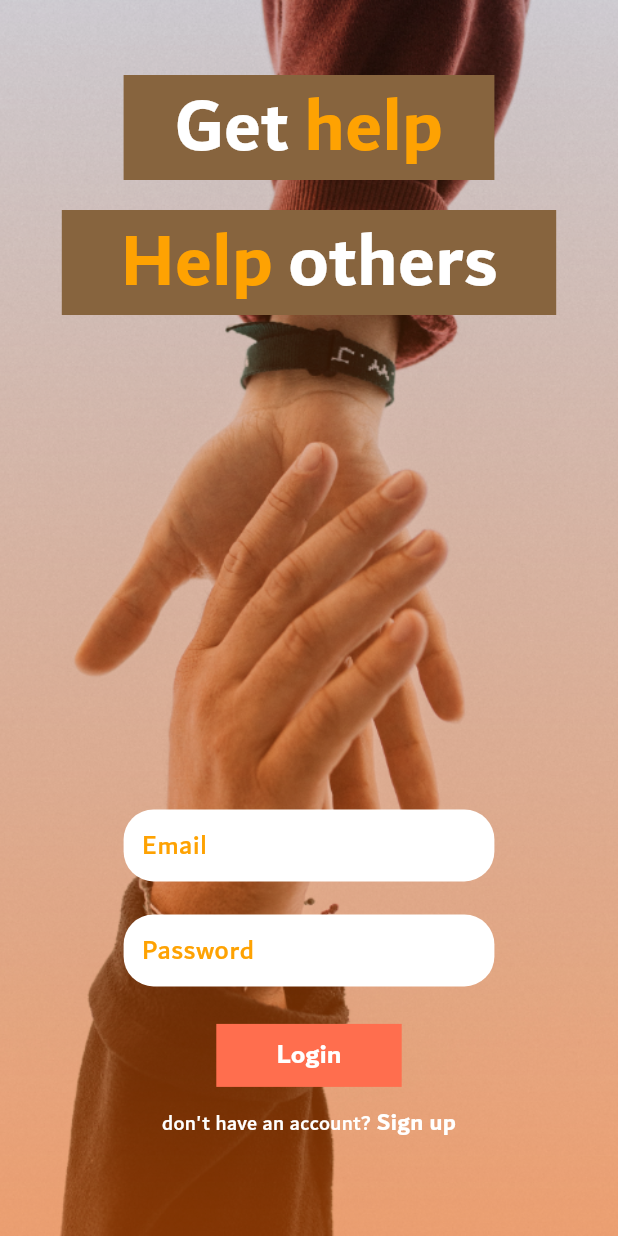
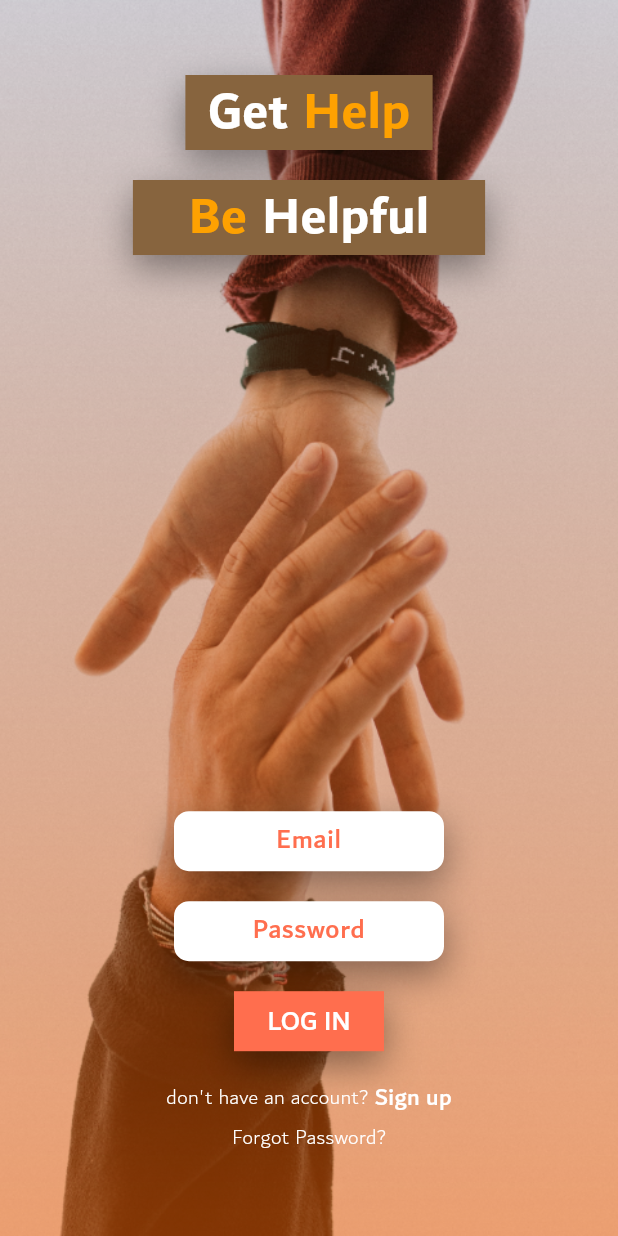
Before and after one commit to KenanAljaber/helpy-remaster, a Flutter app: the screen it shows after launch, after a tap on "login", on a phone screen of 412 x 824 dp. Run offline on Flutter 3.47's test engine with Material 3 defaults, Android fonts, the light colour scheme and no system bars; our stand-ins replace flutter_map, latlong2, permission_handler.

Commit message:
modify the responsiveness in the login page

```diff
--- a/lib/screens/login_screen.dart
+++ b/lib/screens/login_screen.dart
@@ -11,19 +11,36 @@ class LoginScreen extends StatefulWidget {
 }
 
 class _LoginScreenState extends State<LoginScreen> {
+  BoxShadow boxShadow = BoxShadow(
+    color: Colors.black.withOpacity(0.4), // Shadow color
+    spreadRadius: 0, // Spread radius
+    blurRadius: 20, // Blur radius
+    offset: const Offset(0, 9),
+    // Offset in the x, y direction
+  );
+
   @override
   Widget build(BuildContext context) {
+    bool isMobile = UtilityMethods.isMobile(context);
+    double screenWidth = UtilityMethods.getScreenSize(context).width;
+    double headerWidth= isMobile ? screenWidth * 0.4 : 250;
+    double headerHeight= isMobile? 50 : 60;
+    double headerFontSize=    isMobile ? 35 : 50;
+    double textFieldWidth= isMobile ? 180 : 250;
+    Offset headerTextOffset = isMobile ? Offset(0, 0) : Offset(0, -5);
+
     return Scaffold(
       // appBar: AppBar(),
       body: Container(
         width: double.infinity,
         height: double.infinity,
-        decoration: const BoxDecoration(
+        decoration: BoxDecoration(
+            gradient: AppTheme.loginBackgroundGradient,
             image: DecorationImage(
-          image: AssetImage(
+                image: const AssetImage(
                     'assets/images/mainpage_background.png'), // Replace with the path to your image asset
-          fit: BoxFit.cover,
-        )),
+                fit: isMobile ? BoxFit.cover : BoxFit.contain,
+                alignment: Alignment.topCenter)),
         child: SingleChildScrollView(
           child: Column(
             children: [
@@ -32,111 +49,167 @@ class _LoginScreenState extends State<LoginScreen> {
                   transformAlignment: Alignment.topCenter,
                   alignment: Alignment.center,
                   margin: const EdgeInsets.only(top: 50),
-                  width: UtilityMethods.getScreenSize(context).width * 0.6,
-                  height: 70,
+                  width: headerWidth,
+                  padding: const EdgeInsets.all(0),
+                  height: headerHeight ,
+                  decoration: BoxDecoration(
                     color: AppColors.thirdColor,
-                  child: const Row(
+                    boxShadow: [boxShadow],
+                  ),
+                  child: Transform.translate(
+                    offset: headerTextOffset,
+                    child:  Row(
                         mainAxisAlignment: MainAxisAlignment.center,
                         children: [
                           Text("Get",
                               style: TextStyle(
                                   color: AppColors.white,
-                                fontSize: 50,
+                                  fontSize: headerFontSize,
                                   fontWeight: FontWeight.bold)),
                           SizedBox(width: 10),
-                        Text("help",
+                          Text("Help",
                               style: TextStyle(
                                   color: AppColors.primaryColor,
-                                fontSize: 50,
+                                  fontSize: headerFontSize,
                                   fontWeight: FontWeight.bold)),
                         ]),
+                  ),
                 ),
               ),
               Center(
                 child: Container(
                   transformAlignment: Alignment.topCenter,
-                  alignment: Alignment.center,
+                  alignment: Alignment.topCenter,
                   margin: const EdgeInsets.only(top: 20),
-                  width: UtilityMethods.getScreenSize(context).width * 0.8,
-                  height: 70,
+                  width: headerWidth+70,
+                  height: headerHeight,
+                  decoration: BoxDecoration(
                     color: AppColors.thirdColor,
-                  child: const Row(
+                    boxShadow: [boxShadow],
+                  ),
+                  child: Transform.translate(
+                    offset: headerTextOffset,
+                    child:  Row(
                         crossAxisAlignment: CrossAxisAlignment.center,
                         mainAxisAlignment: MainAxisAlignment.center,
                         children: [
-                        Text("Help",
+                          Text("Be",
+                              textAlign: TextAlign.center,
                               style: TextStyle(
                                   color: AppColors.primaryColor,
-                                fontSize: 50,
+                                  fontSize: headerFontSize,
                                   fontWeight: FontWeight.bold)),
                           SizedBox(width: 10),
-                        Text("others",
+                          Text("Helpful",
                               style: TextStyle(
                                   color: AppColors.white,
-                                fontSize: 50,
+                                  fontSize: headerFontSize,
                                   fontWeight: FontWeight.bold)),
                         ]),
                   ),
                 ),
+              ),
               SizedBox(
-                  height: UtilityMethods.getScreenSize(context).height * 0.4),
+                  height: UtilityMethods.getScreenSize(context).height * 0.45),
               SizedBox(
-                width: UtilityMethods.getScreenSize(context).width * 0.6,
-                height: 50,
-                child: TextField(
+                height: 40,
+                width: textFieldWidth,
+                child: Container(
+                  decoration: BoxDecoration(
+                    boxShadow: [boxShadow],
+                  ),
+                  child: const TextField(
+                    textAlign: TextAlign.center,
                     style: TextStyle(color: AppColors.thirdColor, fontSize: 18),
                     maxLines: 1,
 
                     // expands: true,
                     decoration: InputDecoration(
+                        //add shadow
                         contentPadding: EdgeInsets.all(8),
                         // labelText: 'Email',
                         hintText: "Email",
+                        hintStyle: TextStyle(color: AppColors.secondaryColor)),
                   ),
                 ),
               ),
               const SizedBox(height: 20),
               SizedBox(
-                height: 50,
-                width: UtilityMethods.getScreenSize(context).width * 0.6,
+                height: 40,
+                width: textFieldWidth,
+                child: Container(
+                  decoration: BoxDecoration(
+                    boxShadow: [boxShadow],
+                  ),
                   child: const TextField(
+                    //center the text
+                    textAlign: TextAlign.center,
                     obscureText: true,
                     style: TextStyle(color: AppColors.thirdColor, fontSize: 18),
                     decoration: InputDecoration(
                       // labelText: 'Email',
                       contentPadding: EdgeInsets.all(8),
                       hintText: "Password",
+                      hintStyle: TextStyle(color: AppColors.secondaryColor),
+                    ),
                   ),
                 ),
               ),
               const SizedBox(height: 20),
               SizedBox(
-                  width: UtilityMethods.getScreenSize(context).width * 0.3,
+                  width: isMobile ? 100 : 150,
+                  height: 40,
+                  child: Container(
+                    decoration: BoxDecoration(
+                      boxShadow: [boxShadow],
+                    ),
                     child: TextButton(
                         onPressed: () {},
                         child: const Text(
-                        "Login",
+                          "LOG IN",
                           style: TextStyle(
-                            fontWeight: FontWeight.bold, fontSize: 18),
-                      ))),
-              const SizedBox(height: 10),
+                              fontWeight: FontWeight.w500,
+                              fontFamily: 'Dubai',
+                              fontSize: 18),
+                        )),
+                  )),
+              const SizedBox(height: 20),
               SizedBox(
                 child: Row(
                   mainAxisAlignment: MainAxisAlignment.center,
                   children: [
-                    Text(
+                    const Text(
                       "don't have an account?",
-                      style: TextStyle(color: AppColors.white, fontSize: 14),
+                      style: TextStyle(
+                          color: AppColors.white,
+                          fontSize: 14,
+                          fontWeight: FontWeight.w300),
                     ),
                     InkWell(
-                     onTap: (){
-
-                     },
-                     child: Text(" Sign up",style: TextStyle(color: AppColors.white,fontSize: 16,fontWeight: FontWeight.bold),),
+                      onTap: () {},
+                      child: const Text(
+                        " Sign up",
+                        style: TextStyle(
+                            color: AppColors.white,
+                            fontSize: 16,
+                            fontWeight: FontWeight.w400),
+                      ),
                     )
                   ],
                 ),
-              )
+              ),
+              const SizedBox(height: 5),
+              const SizedBox(
+                  child: InkWell(
+                      onTap: null,
+                      child: Text(
+                        "Forgot Password?",
+                        style: TextStyle(
+                            color: AppColors.white,
+                            fontSize: 14,
+                            fontWeight: FontWeight.w300),
+                      ))),
+              const SizedBox(height: 20),
             ],
           ),
         ),
--- a/lib/styles/theme.dart
+++ b/lib/styles/theme.dart
@@ -3,10 +3,10 @@ import 'dart:math';
 import 'package:flutter/material.dart';
 
 class AppColors {
-  static const primaryColor = Color(0xFFFEA202);
-  static const secondaryColor = Color(0xFFFF6E4E);
+  static const primaryColor = Color.fromARGB(255, 254, 161, 1);
+  static const secondaryColor = Color.fromARGB(255, 255, 110, 78);
   // #87643E
-  static const thirdColor = Color(0xFF87643E);
+  static const thirdColor = Color(0xFF87643e);
   static const white = Colors.white;
 }
 
@@ -86,11 +86,11 @@ class AppTheme {
         border: InputBorder.none,
         alignLabelWithHint: true,
         focusedBorder: OutlineInputBorder(
-          borderRadius: BorderRadius.circular(20.0),
+          borderRadius: BorderRadius.circular(10.0),
           borderSide: const BorderSide(color: Colors.transparent, width: 2.0),
         ),
         enabledBorder: OutlineInputBorder(
-          borderRadius: BorderRadius.circular(20.0),
+          borderRadius: BorderRadius.circular(10.0),
           borderSide: const BorderSide(color: Colors.transparent),
         ),
         labelStyle: const TextStyle(
@@ -108,4 +108,11 @@ class AppTheme {
       appBarTheme: const AppBarTheme(
         backgroundColor: AppColors.primaryColor,
       ));
+
+  static const loginBackgroundGradient = LinearGradient(
+          colors: [Color(0xFFCDC9CF),Color(0xFFD5B29F), Color(0xFFEBA073)],
+          begin: Alignment.topCenter,
+          end: Alignment.bottomCenter,
+          tileMode: TileMode.clamp
+         );
 }
--- a/lib/utils/utility_methods.dart
+++ b/lib/utils/utility_methods.dart
@@ -1,3 +1,4 @@
+import 'dart:io';
 import 'dart:math';
 
 import 'package:flutter/material.dart';
@@ -7,6 +8,19 @@ import 'package:permission_handler/permission_handler.dart';
 class UtilityMethods {
   static Size getScreenSize(BuildContext context) {
     return MediaQuery.of(context).size;
+  }
+
+  static bool isMobile (BuildContext context) {
+    try {
+    if(UtilityMethods.getScreenSize(context).width < 600) {
+      return true;
+     }
+     return false;
+
+    } catch (e) {
+      print("an error occured");
+      return false;
+    }
   }
 
   static void hideStatusBar() {
```
Lines whose indentation alone changed are shown as unchanged.
